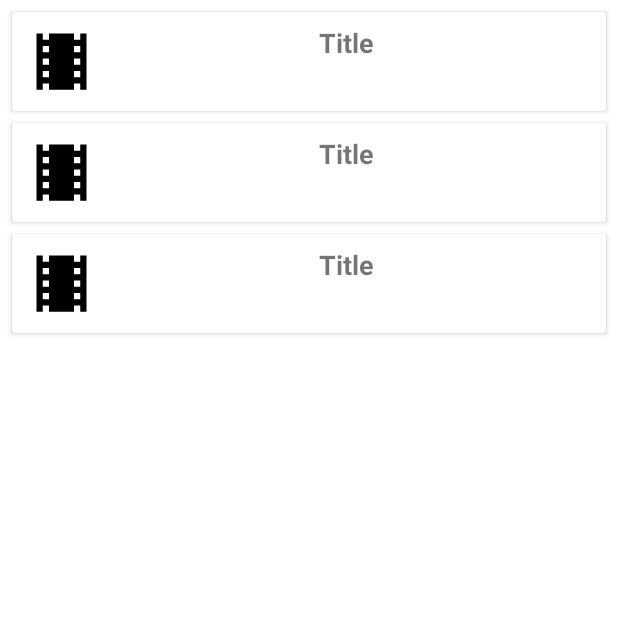
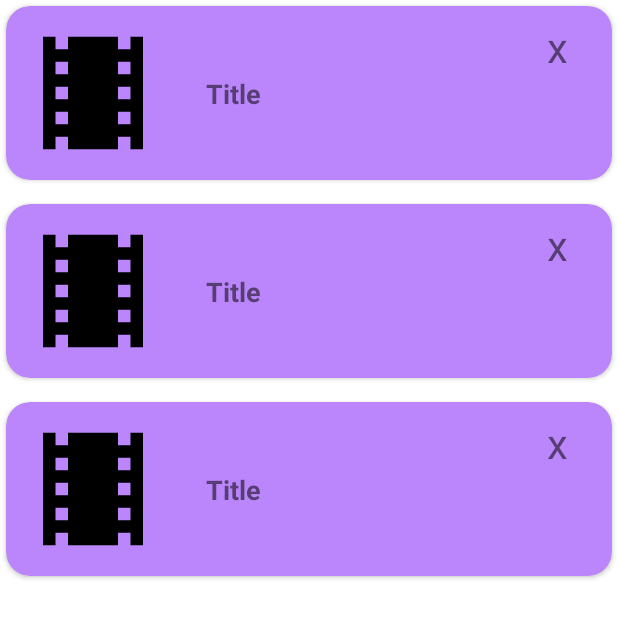
Before and after one commit to pmiclynx/summerPractice_2022, an Android app: the layout fragment_popular.xml on its own in the app's theme, with its tools: preview values and no code run, on a phone screen of 412 x 824 dp. Shown: the top 618 px of the screen. Run offline under Robolectric (Android 15) with nearby library versions, the phone set to English and light mode, and no system bars.

Commit message:
Recycler View: Demo in Favorites tab

```diff
--- a/app/build.gradle
+++ b/app/build.gradle
@@ -59,4 +59,7 @@ dependencies {
 
     implementation "androidx.recyclerview:recyclerview:1.2.1"
     implementation "androidx.cardview:cardview:1.0.0"
+
+    implementation 'com.github.bumptech.glide:glide:4.13.2'
+    annotationProcessor 'com.github.bumptech.glide:compiler:4.13.2'
 }
--- a/app/src/main/res/layout/activity_main.xml
+++ b/app/src/main/res/layout/activity_main.xml
@@ -13,7 +13,7 @@
        android:layout_width="0dp"
        android:layout_height="0dp"
        app:defaultNavHost="true"
-       app:layout_constraintBottom_toTopOf="@+id/bottomNavigationView"
+       app:layout_constraintBottom_toBottomOf="parent"
        app:layout_constraintEnd_toEndOf="parent"
        app:layout_constraintHorizontal_bias="0.0"
        app:layout_constraintStart_toStartOf="parent"
--- a/app/src/main/res/layout/example_item.xml
+++ /dev/null
@@ -1,37 +0,0 @@
-<?xml version="1.0" encoding="utf-8"?>
-<androidx.cardview.widget.CardView xmlns:android="http://schemas.android.com/apk/res/android"
-    xmlns:app="http://schemas.android.com/apk/res-auto"
-    xmlns:tools="http://schemas.android.com/tools"
-    android:layout_width="match_parent"
-    android:layout_height="wrap_content"
-    android:layout_margin="4dp">
-
-
-    <androidx.constraintlayout.widget.ConstraintLayout
-        android:layout_width="match_parent"
-        android:layout_height="match_parent"
-        android:padding="8dp">
-
-        <ImageView
-            android:id="@+id/image_view"
-            android:layout_width="50dp"
-            android:layout_height="50dp"
-            android:layout_marginEnd="8dp"
-            android:src="@drawable/ic_baseline_local_movies_24"/>
-
-        <TextView
-            android:id="@+id/title_view"
-            android:layout_width="wrap_content"
-            android:layout_height="wrap_content"
-            android:text="Title"
-            android:enabled="true"
-            app:layout_constraintEnd_toEndOf="parent"
-            app:layout_constraintStart_toEndOf="@+id/image_view"
-            android:textSize="18sp"
-            android:textStyle="bold"/>
-
-    </androidx.constraintlayout.widget.ConstraintLayout>
-
-
-
-</androidx.cardview.widget.CardView>
--- a/app/src/main/res/layout/fragment_popular.xml
+++ b/app/src/main/res/layout/fragment_popular.xml
@@ -11,6 +11,6 @@
         android:clipToPadding="false"
         android:layout_width="match_parent"
         android:layout_height="match_parent"
-        tools:listitem="@layout/example_item"/>
+        tools:listitem="@layout/item_movie"/>
 
 </FrameLayout>
--- a/app/src/main/res/layout/fragment_top_rated.xml
+++ b/app/src/main/res/layout/fragment_top_rated.xml
@@ -11,6 +11,6 @@
         android:clipToPadding="false"
         android:layout_width="match_parent"
         android:layout_height="match_parent"
-        tools:listitem="@layout/example_item"/>
+        tools:listitem="@layout/item_movie"/>
 
 </FrameLayout>
--- /dev/null
+++ b/app/src/main/res/layout/item_movie.xml
@@ -0,0 +1,50 @@
+<?xml version="1.0" encoding="utf-8"?>
+<androidx.cardview.widget.CardView xmlns:android="http://schemas.android.com/apk/res/android"
+    xmlns:app="http://schemas.android.com/apk/res-auto"
+    android:layout_width="match_parent"
+    android:layout_height="wrap_content"
+    android:layout_marginBottom="16dp"
+    app:cardBackgroundColor="@color/purple_200"
+    app:cardCornerRadius="16dp">
+
+    <androidx.constraintlayout.widget.ConstraintLayout
+        android:layout_width="match_parent"
+        android:layout_height="wrap_content"
+        android:padding="8dp">
+
+        <ImageView
+            android:id="@+id/imageViewMovie"
+            android:layout_width="100dp"
+            android:layout_height="100dp"
+            android:src="@drawable/ic_baseline_local_movies_24"
+            app:layout_constraintBottom_toBottomOf="parent"
+            app:layout_constraintEnd_toEndOf="parent"
+            app:layout_constraintHorizontal_bias="0"
+            app:layout_constraintStart_toStartOf="parent"
+            app:layout_constraintTop_toTopOf="parent" />
+
+        <TextView
+            android:id="@+id/textViewMovieTitle"
+            android:layout_width="wrap_content"
+            android:layout_height="wrap_content"
+            android:text="Title"
+            android:textSize="18sp"
+            android:textStyle="bold"
+            app:layout_constraintBottom_toBottomOf="@id/imageViewMovie"
+            app:layout_constraintEnd_toEndOf="parent"
+            app:layout_constraintHorizontal_bias="0.1"
+            app:layout_constraintStart_toEndOf="@+id/imageViewMovie"
+            app:layout_constraintTop_toTopOf="@id/imageViewMovie" />
+
+        <TextView
+            android:id="@+id/textViewDelete"
+            android:layout_width="wrap_content"
+            android:layout_height="wrap_content"
+            android:layout_marginEnd="21dp"
+            android:text="x"
+            android:textSize="28sp"
+            app:layout_constraintEnd_toEndOf="parent"
+            app:layout_constraintTop_toTopOf="@id/imageViewMovie" />
+
+    </androidx.constraintlayout.widget.ConstraintLayout>
+</androidx.cardview.widget.CardView>
--- a/app/src/main/res/navigation/nav_graph.xml
+++ b/app/src/main/res/navigation/nav_graph.xml
@@ -19,7 +19,7 @@
 
     <fragment
         android:id="@+id/favoritesFragment"
-        android:name="com.summer.practice.tvtracker.FavoritesFragment"
+        android:name="com.summer.practice.tvtracker.favorites.FavoritesFragment"
         android:label="fragment_favorites"
         tools:layout="@layout/fragment_favorites" />
 </navigation>
```
Also changed, not shown: app/src/main/java/com/summer/practice/tvtracker/Adaptor.kt (+3 -5 lines), app/src/main/java/com/summer/practice/tvtracker/FavoritesFragment.kt (deleted, +0 -24 lines), app/src/main/java/com/summer/practice/tvtracker/favorites/FavoritesFragment.kt (added, +57 -0 lines), app/src/main/java/com/summer/practice/tvtracker/favorites/Movie.kt (added, +7 -0 lines), app/src/main/java/com/summer/practice/tvtracker/favorites/MovieAdapter.kt (added, +73 -0 lines), app/src/main/res/layout/fragment_favorites.xml (+10 -9 lines).
